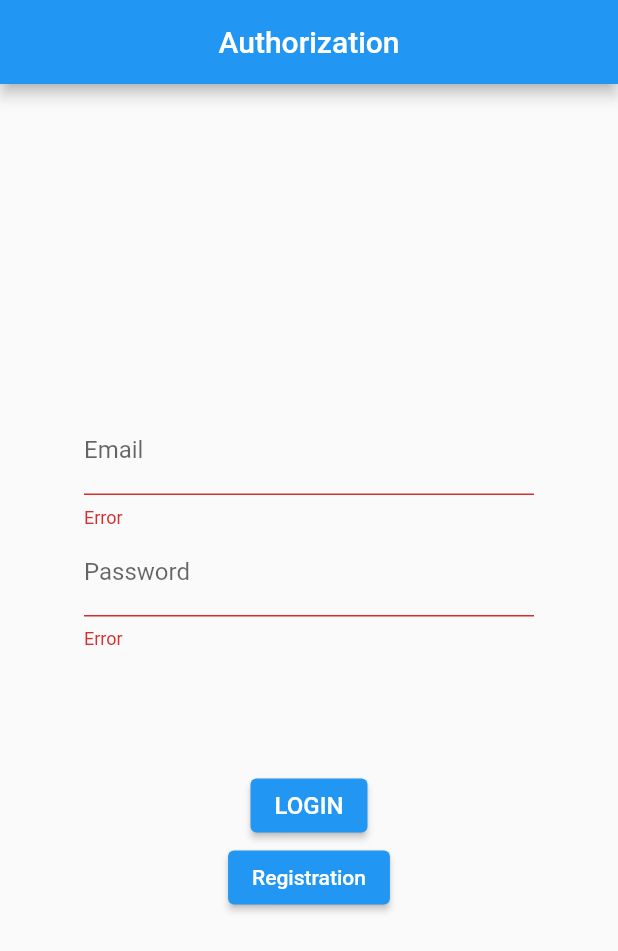
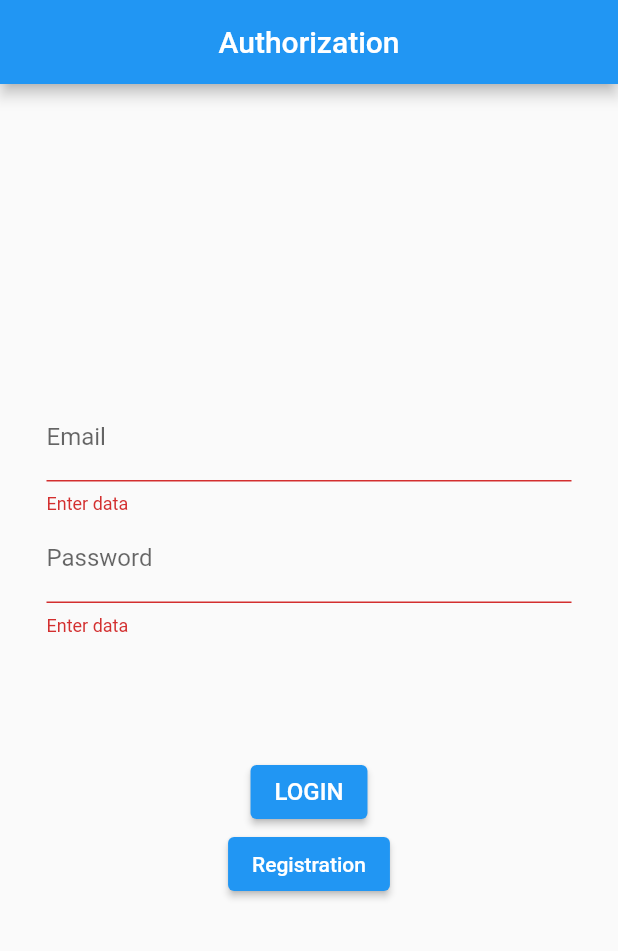
Before and after one commit to Rakhmatullin-Aidar/dialog_screen, a Flutter app: the screen it shows after launch, after a tap on "Registration", on a phone screen of 412 x 824 dp. Shown: the top 951 px of the screen. Run offline on Flutter 3.47's test engine with Material 2 defaults, Android fonts, the phone set to English and light mode, and no system bars; our stand-ins replace cloud_firestore, firebase_auth, firebase_core; accounts and stored records are empty.

Commit message:
dialog_screen
dialog_screen

```diff
--- a/lib/auth_service.dart
+++ b/lib/auth_service.dart
@@ -40,9 +40,9 @@ class AuthService {
   Future logOut() async{
     await _fAuth.signOut();
   }
+}
 
 
-}
 
 
 class UserPassword {
--- a/lib/authorization_page.dart
+++ b/lib/authorization_page.dart
@@ -1,5 +1,6 @@
 import 'package:cloud_firestore/cloud_firestore.dart';
 import 'package:dialog_screen/list_of_chats.dart';
+import 'package:dialog_screen/user.dart';
 import 'package:dialog_screen/validation.dart';
 import 'package:firebase_auth/firebase_auth.dart';
 import 'package:flutter/cupertino.dart';
@@ -36,20 +37,27 @@ class _AuthorizationState extends State<Authorization> {
           title: const Text('Authorization'),
           centerTitle: true,
         ),
-        body: Form(
+        body: SingleChildScrollView(
+          child: Form(
             key: formKey,
-          child: Center(
-            child: SizedBox(
-              width: 300,
+            child: Container(
+              width: double.infinity,
               child: Column(
+                crossAxisAlignment: CrossAxisAlignment.center,
                 mainAxisAlignment: MainAxisAlignment.center,
                 children: [
+                  Container(
+                    width: 350,
+                    child: Column(
+                      children: [
+                        SizedBox(height: MediaQuery.of(context).size.height/4),
                         TextFormField(
                           validator: validateEmail,
                           decoration: const InputDecoration(labelText: 'Email'),
                           controller: emailController,
                         ),
                         TextFormField(
+                          obscureText: true,
                           validator: validatePassword,
                           decoration: const InputDecoration(labelText: 'Password'),
                           controller: passwordController,
@@ -57,6 +65,9 @@ class _AuthorizationState extends State<Authorization> {
                         const SizedBox(height: 80),
                         logInButton(),
                         registerButton(),
+                      ],
+                    ),
+                  )
                 ],
               ),
             ),
@@ -146,10 +157,12 @@ class _AuthorizationState extends State<Authorization> {
     }
     else{
 
-      FirebaseFirestore.instance.collection('users').add({
-        'email': _email,
-        'password': _password
-      });
+      MyUser? _myUser = MyUser();
+
+      _myUser.email = _email;
+      _myUser.password = _password;
+
+      await FirebaseFirestore.instance.collection('users').add(_myUser.toJson());
 
       Navigator.push(context, MaterialPageRoute(builder: (context) => const ChatsList()));
 
--- /dev/null
+++ b/lib/message.dart
@@ -0,0 +1,17 @@
+class Message{
+  String? user;
+  String? message;
+  DateTime? date;
+
+  Message();
+
+
+  Map<String, dynamic> toJson() => {'user': user, 'message': message, 'date': date};
+
+
+  Message.fromSnapshot(snapshot)
+    : user = snapshot.data()['user'],
+      message = snapshot.data()['message'],
+      date = snapshot.data()['date'].toDate();
+
+}
--- a/lib/style.dart
+++ b/lib/style.dart
@@ -6,10 +6,12 @@ const appBarColor = Color.fromRGBO(70, 130, 180, 1);
 const bodyColor = Color.fromRGBO(176, 196, 222, 0.6);
 
 const yourMessageColor = Color.fromRGBO(229, 255, 204, 1);
+const yourEmailInMessage = Color.fromRGBO(0, 153, 0, 1);
+const companionEmailInMessage = Color.fromRGBO(128, 128, 128, 1);
 
 const companionMessageColor = Colors.white;
 
-const messageStyle = TextStyle(fontSize: 17, fontWeight: FontWeight.w400, color: Colors.black);
+const messageStyle = TextStyle(fontSize: 19, fontWeight: FontWeight.w400, color: Colors.black);
 
 const welcome = Text('Welcome', style: TextStyle(fontSize: 40, fontWeight: FontWeight.w700));
 
--- /dev/null
+++ b/lib/user.dart
@@ -0,0 +1,9 @@
+class MyUser{
+  String? email;
+  String? password;
+
+  MyUser();
+
+  Map<String, dynamic> toJson() => {'email': email, 'password': password};
+
+}
--- a/lib/validation.dart
+++ b/lib/validation.dart
@@ -2,7 +2,7 @@ import 'package:flutter/cupertino.dart';
 
 
 String? validateEmail(String? formEmail){
-  if(formEmail == null || formEmail.isEmpty) return "Error";
+  if(formEmail == null || formEmail.isEmpty) return "Enter data";
   String pattern = r'\w+@\w+\.\w+';
   RegExp regex = RegExp(pattern);
   if(!regex.hasMatch(formEmail)) return 'Invalid Email address format';
@@ -11,7 +11,7 @@ String? validateEmail(String? formEmail){
 
 
 String? validatePassword(String? formPassword){
-  if(formPassword == null || formPassword.isEmpty) return "Error";
+  if(formPassword == null || formPassword.isEmpty) return "Enter data";
   String pattern = r'^.{6,}$';
   RegExp regex = RegExp(pattern);
   if(!regex.hasMatch(formPassword)) return 'Password must be at least 6 characters';
--- a/pubspec.yaml
+++ b/pubspec.yaml
@@ -37,6 +37,9 @@ dependencies:
   firebase_core: ^1.11.0
   firebase_auth: ^3.3.5
   cloud_firestore: ^3.1.6
+  image_picker: ^0.8.4+4
+  file_picker:
+  firebase_storage: ^10.2.5
 
 dev_dependencies:
   flutter_test:
```
Also changed, not shown: lib/chat.dart (added, +144 -0 lines), lib/group_chat.dart (deleted, +0 -156 lines), lib/list_of_chats.dart (+12 -12 lines), lib/message_card.dart (added, +48 -0 lines), pubspec.lock. Lines whose indentation alone changed are shown as unchanged.
